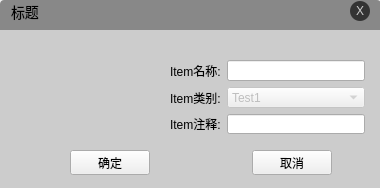
bluelight3/TestMainWindow, file myitemwidget.ui: the form before one commit.
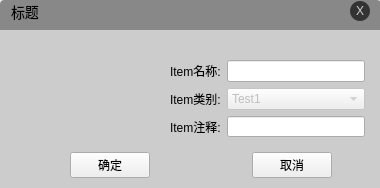
The form after the commit.

What changed in the file:
```diff
--- a/myitemwidget.ui
+++ b/myitemwidget.ui
@@ -103,7 +103,7 @@
       <x>70</x>
       <y>120</y>
       <width>262</width>
-      <height>25</height>
+      <height>30</height>
      </rect>
     </property>
     <layout class="QHBoxLayout" name="horizontalLayout">
@@ -142,7 +142,7 @@
       <x>170</x>
       <y>30</y>
       <width>195</width>
-      <height>74</height>
+      <height>77</height>
      </rect>
     </property>
     <layout class="QGridLayout" name="gridLayout">
```
